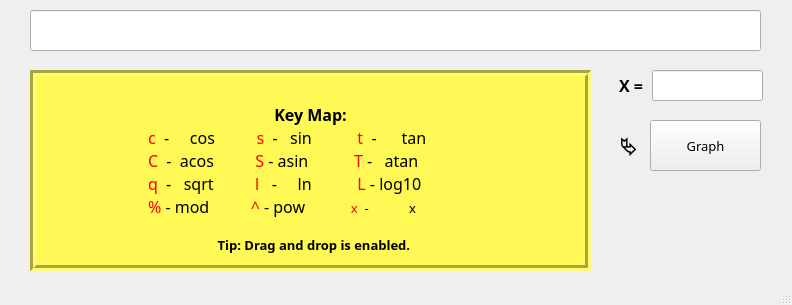
First picture: the form in src/front/mainwindow.ui, repository robot3human0/SmartCalcV2, before the edit.
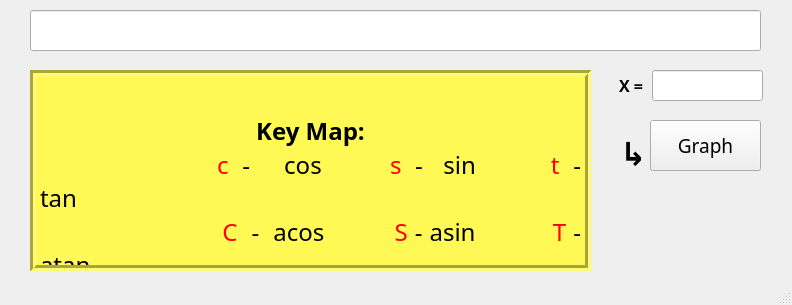
Second picture: the form after the edit. Custom widgets are drawn as their Qt base class.

The edit to the form file:
```diff
--- a/src/front/mainwindow.ui
+++ b/src/front/mainwindow.ui
@@ -30,8 +30,8 @@
   </property>
   <property name="font">
    <font>
-    <family>Sans Serif</family>
-    <pointsize>10</pointsize>
+    <family>American Typewriter</family>
+    <pointsize>14</pointsize>
     <bold>false</bold>
    </font>
   </property>
@@ -44,6 +44,9 @@
   <property name="autoFillBackground">
    <bool>false</bool>
   </property>
+  <property name="tabShape">
+   <enum>QTabWidget::Triangular</enum>
+  </property>
   <widget class="QWidget" name="centralwidget">
    <property name="sizePolicy">
     <sizepolicy hsizetype="Fixed" vsizetype="Fixed">
@@ -134,6 +137,13 @@
       <height>201</height>
      </rect>
     </property>
+    <property name="font">
+     <font>
+      <family>American Typewriter</family>
+      <pointsize>10</pointsize>
+      <bold>false</bold>
+     </font>
+    </property>
     <property name="focusPolicy">
      <enum>Qt::NoFocus</enum>
     </property>
@@ -164,19 +174,16 @@
      <string>&lt;!DOCTYPE HTML PUBLIC &quot;-//W3C//DTD HTML 4.0//EN&quot; &quot;http://www.w3.org/TR/REC-html40/strict.dtd&quot;&gt;
 &lt;html&gt;&lt;head&gt;&lt;meta name=&quot;qrichtext&quot; content=&quot;1&quot; /&gt;&lt;meta charset=&quot;utf-8&quot; /&gt;&lt;style type=&quot;text/css&quot;&gt;
 p, li { white-space: pre-wrap; }
-hr { height: 1px; border-width: 0; }
-li.unchecked::marker { content: &quot;\2610&quot;; }
-li.checked::marker { content: &quot;\2612&quot;; }
-&lt;/style&gt;&lt;/head&gt;&lt;body style=&quot; font-family:'Sans Serif'; font-size:10pt; font-weight:400; font-style:normal;&quot;&gt;
-&lt;p align=&quot;center&quot; style=&quot; margin-top:0px; margin-bottom:0px; margin-left:0px; margin-right:0px; -qt-block-indent:0; text-indent:0px;&quot;&gt;&lt;span style=&quot; font-size:12pt;&quot;&gt;        &lt;/span&gt;&lt;/p&gt;
-&lt;p align=&quot;center&quot; style=&quot; margin-top:0px; margin-bottom:0px; margin-left:0px; margin-right:0px; -qt-block-indent:0; text-indent:0px;&quot;&gt;&lt;span style=&quot; font-size:12pt; font-weight:700;&quot;&gt;Key Map:&lt;/span&gt;&lt;/p&gt;
-&lt;p align=&quot;justify&quot; style=&quot; margin-top:0px; margin-bottom:0px; margin-left:0px; margin-right:0px; -qt-block-indent:0; text-indent:0px;&quot;&gt;&lt;span style=&quot; font-size:12pt; color:#ff0000;&quot;&gt;                          c&lt;/span&gt;&lt;span style=&quot; font-size:12pt;&quot;&gt;  -     cos          &lt;/span&gt;&lt;span style=&quot; font-size:12pt; color:#ff0000;&quot;&gt;s&lt;/span&gt;&lt;span style=&quot; font-size:12pt;&quot;&gt;  -   sin           &lt;/span&gt;&lt;span style=&quot; font-size:12pt; color:#ff0000;&quot;&gt;t&lt;/span&gt;&lt;span style=&quot; font-size:12pt;&quot;&gt;  -      tan&lt;/span&gt;&lt;/p&gt;
-&lt;p align=&quot;justify&quot; style=&quot; margin-top:0px; margin-bottom:0px; margin-left:0px; margin-right:0px; -qt-block-indent:0; text-indent:0px;&quot;&gt;&lt;span style=&quot; font-size:12pt;&quot;&gt;                  &lt;/span&gt;&lt;span style=&quot; font-size:12pt; color:#ff0000;&quot;&gt;        C&lt;/span&gt;&lt;span style=&quot; font-size:12pt;&quot;&gt;  -  acos          &lt;/span&gt;&lt;span style=&quot; font-size:12pt; color:#ff0000;&quot;&gt;S&lt;/span&gt;&lt;span style=&quot; font-size:12pt;&quot;&gt; - asin           &lt;/span&gt;&lt;span style=&quot; font-size:12pt; color:#ff0000;&quot;&gt;T&lt;/span&gt;&lt;span style=&quot; font-size:12pt;&quot;&gt; -   atan&lt;/span&gt;&lt;/p&gt;
-&lt;p align=&quot;justify&quot; style=&quot; margin-top:0px; margin-bottom:0px; margin-left:0px; margin-right:0px; -qt-block-indent:0; text-indent:0px;&quot;&gt;&lt;span style=&quot; font-size:12pt;&quot;&gt;                  &lt;/span&gt;&lt;span style=&quot; font-size:12pt; color:#ff0000;&quot;&gt;        q&lt;/span&gt;&lt;span style=&quot; font-size:12pt;&quot;&gt;  -   sqrt          &lt;/span&gt;&lt;span style=&quot; font-size:12pt; color:#ff0000;&quot;&gt;l&lt;/span&gt;&lt;span style=&quot; font-size:12pt;&quot;&gt;   -     ln           &lt;/span&gt;&lt;span style=&quot; font-size:12pt; color:#ff0000;&quot;&gt;L&lt;/span&gt;&lt;span style=&quot; font-size:12pt;&quot;&gt; - log10&lt;/span&gt;&lt;/p&gt;
-&lt;p align=&quot;justify&quot; style=&quot; margin-top:0px; margin-bottom:0px; margin-left:0px; margin-right:0px; -qt-block-indent:0; text-indent:0px;&quot;&gt;&lt;span style=&quot; font-size:12pt; color:#ff0000;&quot;&gt;                          %&lt;/span&gt;&lt;span style=&quot; font-size:12pt;&quot;&gt; - mod          &lt;/span&gt;&lt;span style=&quot; font-size:12pt; color:#ff0000;&quot;&gt;^&lt;/span&gt;&lt;span style=&quot; font-size:12pt;&quot;&gt; - pow           &lt;/span&gt;&lt;span style=&quot; color:#ff0000;&quot;&gt;x&lt;/span&gt;  -            x&lt;/p&gt;
-&lt;p align=&quot;center&quot; style=&quot;-qt-paragraph-type:empty; margin-top:0px; margin-bottom:0px; margin-left:0px; margin-right:0px; -qt-block-indent:0; text-indent:0px;&quot;&gt;&lt;br /&gt;&lt;/p&gt;
-&lt;p align=&quot;center&quot; style=&quot; margin-top:0px; margin-bottom:0px; margin-left:0px; margin-right:0px; -qt-block-indent:0; text-indent:0px;&quot;&gt;&lt;span style=&quot; font-weight:700;&quot;&gt;  Tip: Drag and drop is enabled.&lt;/span&gt;&lt;/p&gt;
-&lt;p align=&quot;center&quot; style=&quot;-qt-paragraph-type:empty; margin-top:0px; margin-bottom:0px; margin-left:0px; margin-right:0px; -qt-block-indent:0; text-indent:0px; font-weight:700;&quot;&gt;&lt;br /&gt;&lt;/p&gt;&lt;/body&gt;&lt;/html&gt;</string>
+&lt;/style&gt;&lt;/head&gt;&lt;body style=&quot; font-family:'American Typewriter'; font-size:10pt; font-weight:400; font-style:normal;&quot;&gt;
+&lt;p align=&quot;center&quot; style=&quot; margin-top:0px; margin-bottom:0px; margin-left:0px; margin-right:0px; -qt-block-indent:0; text-indent:0px;&quot;&gt;&lt;span style=&quot; font-family:'Sans Serif'; font-size:18pt;&quot;&gt;        &lt;/span&gt;&lt;/p&gt;
+&lt;p align=&quot;center&quot; style=&quot; margin-top:0px; margin-bottom:0px; margin-left:0px; margin-right:0px; -qt-block-indent:0; text-indent:0px;&quot;&gt;&lt;span style=&quot; font-family:'Sans Serif'; font-size:18pt; font-weight:700;&quot;&gt;Key Map:&lt;/span&gt;&lt;/p&gt;
+&lt;p align=&quot;justify&quot; style=&quot; margin-top:0px; margin-bottom:0px; margin-left:0px; margin-right:0px; -qt-block-indent:0; text-indent:0px;&quot;&gt;&lt;span style=&quot; font-family:'Sans Serif'; font-size:18pt; color:#ff0000;&quot;&gt;                          c&lt;/span&gt;&lt;span style=&quot; font-family:'Sans Serif'; font-size:18pt;&quot;&gt;  -     cos          &lt;/span&gt;&lt;span style=&quot; font-family:'Sans Serif'; font-size:18pt; color:#ff0000;&quot;&gt;s&lt;/span&gt;&lt;span style=&quot; font-family:'Sans Serif'; font-size:18pt;&quot;&gt;  -   sin           &lt;/span&gt;&lt;span style=&quot; font-family:'Sans Serif'; font-size:18pt; color:#ff0000;&quot;&gt;t&lt;/span&gt;&lt;span style=&quot; font-family:'Sans Serif'; font-size:18pt;&quot;&gt;  -     tan&lt;/span&gt;&lt;/p&gt;
+&lt;p align=&quot;justify&quot; style=&quot; margin-top:0px; margin-bottom:0px; margin-left:0px; margin-right:0px; -qt-block-indent:0; text-indent:0px;&quot;&gt;&lt;span style=&quot; font-family:'Sans Serif'; font-size:18pt;&quot;&gt;                  &lt;/span&gt;&lt;span style=&quot; font-family:'Sans Serif'; font-size:18pt; color:#ff0000;&quot;&gt;        C&lt;/span&gt;&lt;span style=&quot; font-family:'Sans Serif'; font-size:18pt;&quot;&gt;  -  acos          &lt;/span&gt;&lt;span style=&quot; font-family:'Sans Serif'; font-size:18pt; color:#ff0000;&quot;&gt;S&lt;/span&gt;&lt;span style=&quot; font-family:'Sans Serif'; font-size:18pt;&quot;&gt; - asin           &lt;/span&gt;&lt;span style=&quot; font-family:'Sans Serif'; font-size:18pt; color:#ff0000;&quot;&gt;T&lt;/span&gt;&lt;span style=&quot; font-family:'Sans Serif'; font-size:18pt;&quot;&gt; -   atan&lt;/span&gt;&lt;/p&gt;
+&lt;p align=&quot;justify&quot; style=&quot; margin-top:0px; margin-bottom:0px; margin-left:0px; margin-right:0px; -qt-block-indent:0; text-indent:0px;&quot;&gt;&lt;span style=&quot; font-family:'Sans Serif'; font-size:18pt;&quot;&gt;                  &lt;/span&gt;&lt;span style=&quot; font-family:'Sans Serif'; font-size:18pt; color:#ff0000;&quot;&gt;        q&lt;/span&gt;&lt;span style=&quot; font-family:'Sans Serif'; font-size:18pt;&quot;&gt;  -    sqrt          &lt;/span&gt;&lt;span style=&quot; font-family:'Sans Serif'; font-size:18pt; color:#ff0000;&quot;&gt;l&lt;/span&gt;&lt;span style=&quot; font-family:'Sans Serif'; font-size:18pt;&quot;&gt;   -     ln           &lt;/span&gt;&lt;span style=&quot; font-family:'Sans Serif'; font-size:18pt; color:#ff0000;&quot;&gt;L&lt;/span&gt;&lt;span style=&quot; font-family:'Sans Serif'; font-size:18pt;&quot;&gt; - log10&lt;/span&gt;&lt;/p&gt;
+&lt;p align=&quot;justify&quot; style=&quot; margin-top:0px; margin-bottom:0px; margin-left:0px; margin-right:0px; -qt-block-indent:0; text-indent:0px;&quot;&gt;&lt;span style=&quot; font-family:'Sans Serif'; font-size:18pt; color:#ff0000;&quot;&gt;                          %&lt;/span&gt;&lt;span style=&quot; font-family:'Sans Serif'; font-size:18pt;&quot;&gt; -   mod          &lt;/span&gt;&lt;span style=&quot; font-family:'Sans Serif'; font-size:18pt; color:#ff0000;&quot;&gt;^&lt;/span&gt;&lt;span style=&quot; font-family:'Sans Serif'; font-size:18pt;&quot;&gt; - pow          &lt;/span&gt;&lt;span style=&quot; font-family:'Sans Serif'; font-size:18pt; color:#ff0000;&quot;&gt;x&lt;/span&gt;&lt;span style=&quot; font-family:'Sans Serif'; font-size:18pt;&quot;&gt;  -        x&lt;/span&gt;&lt;/p&gt;
+&lt;p align=&quot;center&quot; style=&quot;-qt-paragraph-type:empty; margin-top:0px; margin-bottom:0px; margin-left:0px; margin-right:0px; -qt-block-indent:0; text-indent:0px; font-family:'Sans Serif'; font-size:18pt;&quot;&gt;&lt;br /&gt;&lt;/p&gt;
+&lt;p align=&quot;center&quot; style=&quot; margin-top:0px; margin-bottom:0px; margin-left:0px; margin-right:0px; -qt-block-indent:0; text-indent:0px;&quot;&gt;&lt;span style=&quot; font-family:'Sans Serif'; font-size:18pt; font-weight:700;&quot;&gt;  Tip: Drag and drop is enabled.&lt;/span&gt;&lt;/p&gt;
+&lt;p align=&quot;center&quot; style=&quot;-qt-paragraph-type:empty; margin-top:0px; margin-bottom:0px; margin-left:0px; margin-right:0px; -qt-block-indent:0; text-indent:0px; font-family:'Sans Serif'; font-size:18pt; font-weight:700;&quot;&gt;&lt;br /&gt;&lt;/p&gt;&lt;/body&gt;&lt;/html&gt;</string>
     </property>
    </widget>
    <widget class="QLabel" name="label">
@@ -189,7 +196,7 @@
      </rect>
     </property>
     <property name="text">
-     <string>&lt;html&gt;&lt;head/&gt;&lt;body&gt;&lt;p&gt;&lt;span style=&quot; font-size:16pt; font-weight:700;&quot;&gt;⮱&lt;/span&gt;&lt;/p&gt;&lt;/body&gt;&lt;/html&gt;</string>
+     <string>&lt;html&gt;&lt;head/&gt;&lt;body&gt;&lt;p&gt;&lt;span style=&quot; font-size:24pt; font-weight:700;&quot;&gt;↳&lt;/span&gt;&lt;/p&gt;&lt;/body&gt;&lt;/html&gt;</string>
     </property>
    </widget>
   </widget>
```
Left out of the diff: 6 changed lines with no effect on the pictures.
